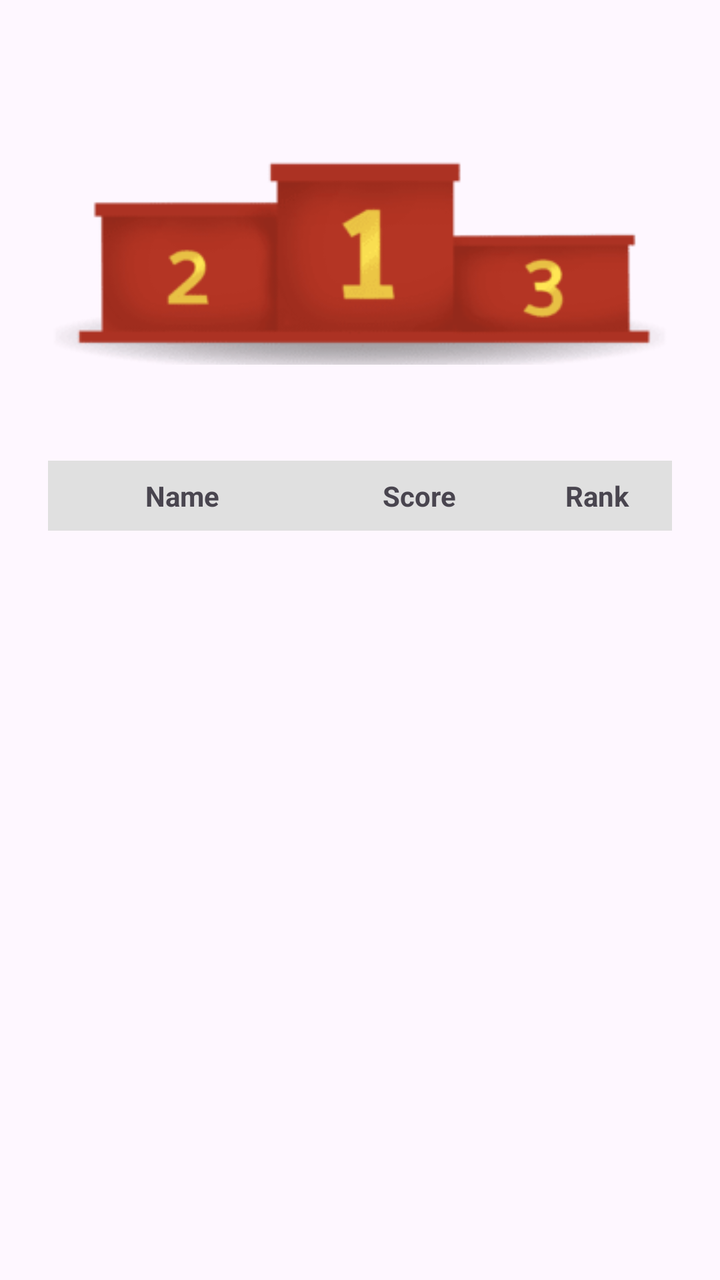
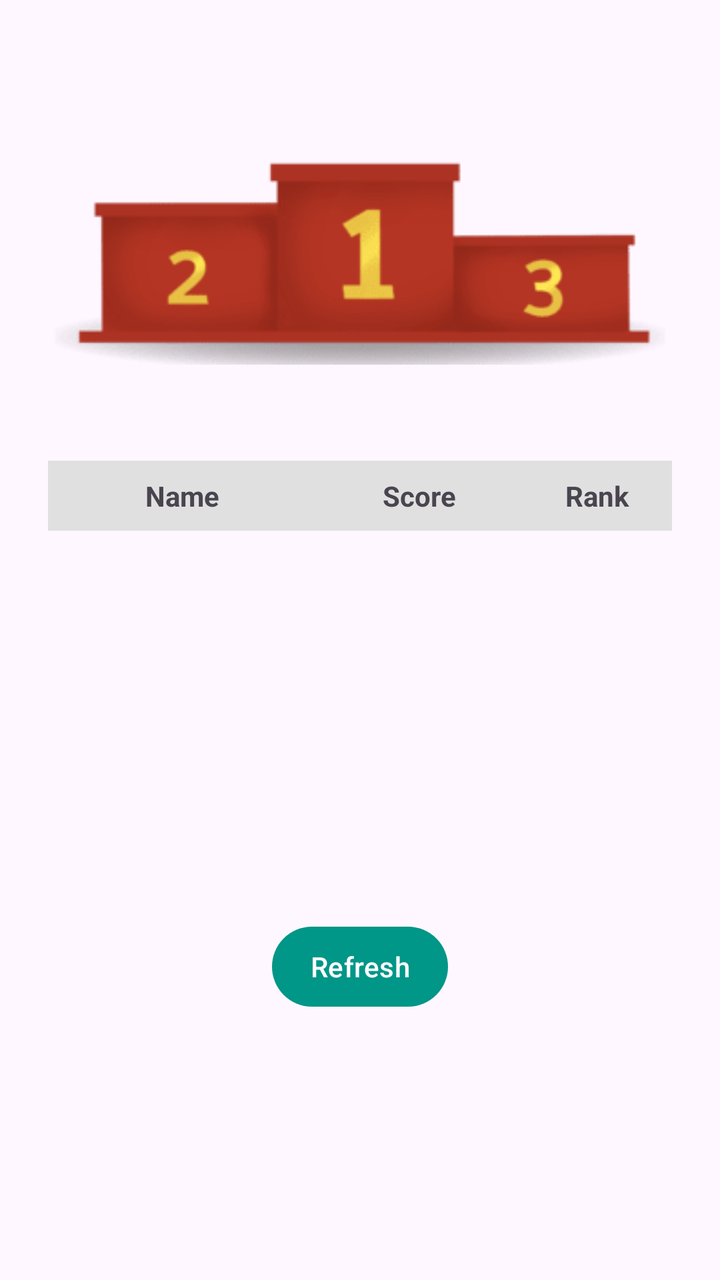

Two renders of the same Android screen: before a commit and after it. Below are the layout's source before the change and the commit's diff.
<!-- AndroidManifest.xml: application theme Theme.KeepPace -->
<!-- res/layout/fragment_leaderboard.xml -->
<?xml version="1.0" encoding="utf-8"?>
<LinearLayout xmlns:android="http://schemas.android.com/apk/res/android"
    xmlns:app="http://schemas.android.com/apk/res-auto"
    android:orientation="vertical"
    android:gravity="center_horizontal"
    android:padding="16dp"
    android:layout_width="match_parent"
    android:layout_height="match_parent">

    
    <FrameLayout
        android:id="@+id/podium_frame"
        android:layout_width="match_parent"
        android:layout_height="wrap_content"
        android:layout_marginTop="16dp"
        android:layout_marginBottom="16dp">



        <ImageView
            android:id="@+id/podium_image"
            android:layout_width="match_parent"
            android:layout_height="wrap_content"
            android:adjustViewBounds="true"
            android:scaleType="fitCenter"
            android:src="@drawable/podium" />

        <androidx.constraintlayout.widget.ConstraintLayout
            android:layout_width="match_parent"
            android:layout_height="wrap_content">

            
            <TextView
                android:id="@+id/txt_first"
                android:layout_width="wrap_content"
                android:layout_height="wrap_content"
                android:shadowRadius="4"
                android:text=""
                android:textColor="#000000"
                android:textSize="18sp"
                android:textStyle="bold"
                app:layout_constraintBottom_toBottomOf="parent"
                app:layout_constraintHorizontal_bias="0.5"
                app:layout_constraintLeft_toLeftOf="parent"
                app:layout_constraintRight_toRightOf="parent"
                app:layout_constraintTop_toTopOf="parent"
                app:layout_constraintVertical_bias="0.3" />

            
            <TextView
                android:id="@+id/txt_second"
                android:layout_width="wrap_content"
                android:layout_height="wrap_content"
                android:shadowRadius="4"
                android:text=""
                android:textColor="#000000"
                android:textSize="16sp"
                android:textStyle="bold"
                app:layout_constraintBottom_toBottomOf="parent"
                app:layout_constraintHorizontal_bias="0.22"
                app:layout_constraintLeft_toLeftOf="parent"
                app:layout_constraintRight_toRightOf="parent"
                app:layout_constraintTop_toTopOf="parent"
                app:layout_constraintVertical_bias="0.48" />

            
        </androidx.constraintlayout.widget.ConstraintLayout>

        <TextView
            android:id="@+id/txt_third"
            android:layout_width="298dp"
            android:layout_height="8dp"
            android:shadowRadius="4"
            android:text=""
            android:textColor="#CD7F32"
            android:textSize="16sp"
            android:textStyle="bold" />
    </FrameLayout>


    
    <TableLayout
        android:id="@+id/leaderboard_table"
        android:layout_width="match_parent"
        android:layout_height="wrap_content"
        android:layout_marginTop="24dp"
        android:stretchColumns="0,1"
        android:shrinkColumns="2"
        android:padding="8dp">

        
        <TableRow
            android:background="#E0E0E0"
            android:padding="8dp">

            <TextView
                android:text="Name"
                android:textStyle="bold"
                android:layout_weight="1"
                android:layout_width="0dp"
                android:layout_height="wrap_content"
                android:gravity="center" />

            <TextView
                android:text="Score"
                android:textStyle="bold"
                android:layout_weight="1"
                android:layout_width="0dp"
                android:layout_height="wrap_content"
                android:gravity="center" />

            <TextView
                android:text="Rank"
                android:textStyle="bold"
                android:layout_weight="0.5"
                android:layout_width="0dp"
                android:layout_height="wrap_content"
                android:gravity="center" />
        </TableRow>

        
        <TableRow android:padding="6dp">
            <TextView android:id="@+id/name1"
                android:layout_weight="1"
                android:layout_width="0dp"
                android:layout_height="wrap_content"
                android:gravity="center"/>
            <TextView android:id="@+id/score1"
                android:layout_weight="1"
                android:layout_width="0dp"
                android:layout_height="wrap_content"
                android:gravity="center"/>
            <TextView android:id="@+id/rank1"
                android:layout_weight="0.5"
                android:layout_width="0dp"
                android:layout_height="wrap_content"
                android:gravity="center"/>
        </TableRow>

        <TableRow android:padding="6dp">
            <TextView android:id="@+id/name2"
                android:layout_weight="1"
                android:layout_width="0dp"
                android:layout_height="wrap_content"
                android:gravity="center"/>
            <TextView android:id="@+id/score2"
                android:layout_weight="1"
                android:layout_width="0dp"
                android:layout_height="wrap_content"
                android:gravity="center"/>
            <TextView android:id="@+id/rank2"
                android:layout_weight="0.5"
                android:layout_width="0dp"
                android:layout_height="wrap_content"
                android:gravity="center"/>
        </TableRow>

        <TableRow android:padding="6dp">
            <TextView android:id="@+id/name3"
                android:layout_weight="1"
                android:layout_width="0dp"
                android:layout_height="wrap_content"
                android:gravity="center"/>
            <TextView android:id="@+id/score3"
                android:layout_weight="1"
                android:layout_width="0dp"
                android:layout_height="wrap_content"
                android:gravity="center"/>
            <TextView android:id="@+id/rank3"
                android:layout_weight="0.5"
                android:layout_width="0dp"
                android:layout_height="wrap_content"
                android:gravity="center"/>
        </TableRow>

        <TableRow android:padding="6dp">
            <TextView android:id="@+id/name4"
                android:layout_weight="1"
                android:layout_width="0dp"
                android:layout_height="wrap_content"
                android:gravity="center"/>
            <TextView android:id="@+id/score4"
                android:layout_weight="1"
                android:layout_width="0dp"
                android:layout_height="wrap_content"
                android:gravity="center"/>
            <TextView android:id="@+id/rank4"
                android:layout_weight="0.5"
                android:layout_width="0dp"
                android:layout_height="wrap_content"
                android:gravity="center"/>
        </TableRow>

        <TableRow android:padding="6dp">
            <TextView android:id="@+id/name5"
                android:layout_weight="1"
                android:layout_width="0dp"
                android:layout_height="wrap_content"
                android:gravity="center"/>
            <TextView android:id="@+id/score5"
                android:layout_weight="1"
                android:layout_width="0dp"
                android:layout_height="wrap_content"
                android:gravity="center"/>
            <TextView android:id="@+id/rank5"
                android:layout_weight="0.5"
                android:layout_width="0dp"
                android:layout_height="wrap_content"
                android:gravity="center"/>
        </TableRow>

        <TableRow android:padding="6dp">
            <TextView android:id="@+id/name6"
                android:layout_weight="1"
                android:layout_width="0dp"
                android:layout_height="wrap_content"
                android:gravity="center"/>
            <TextView android:id="@+id/score6"
                android:layout_weight="1"
                android:layout_width="0dp"
                android:layout_height="wrap_content"
                android:gravity="center"/>
            <TextView android:id="@+id/rank6"
                android:layout_weight="0.5"
                android:layout_width="0dp"
                android:layout_height="wrap_content"
                android:gravity="center"/>
        </TableRow>
    </TableLayout>

</LinearLayout>
<!-- resources referenced by this layout -->
<resources>
  <!-- drawable podium: png bitmap (drawable, 13207 bytes) -->
  <style name="Theme.KeepPace" parent="Theme.Material3.Light.NoActionBar">
          
          <item name="colorPrimary">@color/keep_pace_teal</item>
          <item name="colorPrimaryVariant">@color/black</item>
          <item name="android:statusBarColor">@color/keep_pace_teal</item>
          <item name="android:windowLightStatusBar">true</item>
      </style>
  <color name="keep_pace_teal">#009688</color>
  <color name="black">#FF000000</color>
</resources>

<!-- the commit's change to res/layout/fragment_leaderboard.xml (unified diff, before → after) -->
@@ -15,8 +15,7 @@
         android:layout_marginTop="16dp"
         android:layout_marginBottom="16dp">
 
-
-
+        
         <ImageView
             android:id="@+id/podium_image"
             android:layout_width="match_parent"
@@ -25,6 +24,7 @@
             android:scaleType="fitCenter"
             android:src="@drawable/podium" />
 
+        
         <androidx.constraintlayout.widget.ConstraintLayout
             android:layout_width="match_parent"
             android:layout_height="wrap_content">
@@ -34,16 +34,13 @@
                 android:id="@+id/txt_first"
                 android:layout_width="wrap_content"
                 android:layout_height="wrap_content"
-                android:shadowRadius="4"
-                android:text=""
-                android:textColor="#000000"
+                android:textColor="#000"
                 android:textSize="18sp"
                 android:textStyle="bold"
-                app:layout_constraintBottom_toBottomOf="parent"
-                app:layout_constraintHorizontal_bias="0.5"
+                app:layout_constraintTop_toTopOf="parent"
                 app:layout_constraintLeft_toLeftOf="parent"
                 app:layout_constraintRight_toRightOf="parent"
-                app:layout_constraintTop_toTopOf="parent"
+                app:layout_constraintHorizontal_bias="0.5"
                 app:layout_constraintVertical_bias="0.3" />
 
             
@@ -51,32 +48,29 @@
                 android:id="@+id/txt_second"
                 android:layout_width="wrap_content"
                 android:layout_height="wrap_content"
-                android:shadowRadius="4"
-                android:text=""
-                android:textColor="#000000"
+                android:textColor="#000"
                 android:textSize="16sp"
                 android:textStyle="bold"
-                app:layout_constraintBottom_toBottomOf="parent"
-                app:layout_constraintHorizontal_bias="0.22"
+                app:layout_constraintTop_toTopOf="parent"
                 app:layout_constraintLeft_toLeftOf="parent"
+                app:layout_constraintHorizontal_bias="0.2"
+                app:layout_constraintVertical_bias="0.45" />
+
+            
+            <TextView
+                android:id="@+id/txt_third"
+                android:layout_width="wrap_content"
+                android:layout_height="wrap_content"
+                android:textColor="#000"
+                android:textSize="16sp"
+                android:textStyle="bold"
+                app:layout_constraintTop_toTopOf="parent"
                 app:layout_constraintRight_toRightOf="parent"
-                app:layout_constraintTop_toTopOf="parent"
-                app:layout_constraintVertical_bias="0.48" />
-
-            
+                app:layout_constraintHorizontal_bias="0.8"
+                app:layout_constraintVertical_bias="0.45" />
         </androidx.constraintlayout.widget.ConstraintLayout>
 
-        <TextView
-            android:id="@+id/txt_third"
-            android:layout_width="298dp"
-            android:layout_height="8dp"
-            android:shadowRadius="4"
-            android:text=""
-            android:textColor="#CD7F32"
-            android:textSize="16sp"
-            android:textStyle="bold" />
     </FrameLayout>
-
 
     
     <TableLayout
@@ -228,4 +222,13 @@
         </TableRow>
     </TableLayout>
 
+    <Button
+        android:id="@+id/buttonRefreshLeaderboard"
+        android:layout_width="wrap_content"
+        android:layout_height="wrap_content"
+        android:text="Refresh"
+        android:padding="8dp"
+        android:layout_marginBottom="12dp"/>
+
+
 </LinearLayout>
